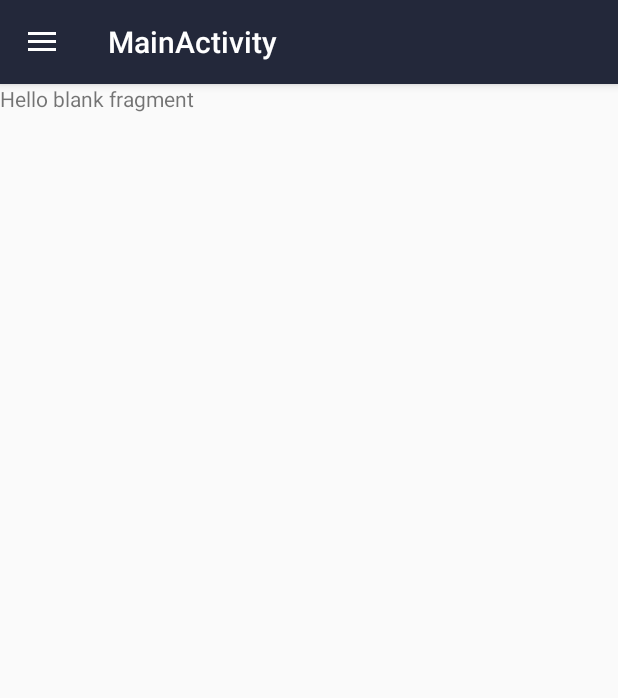
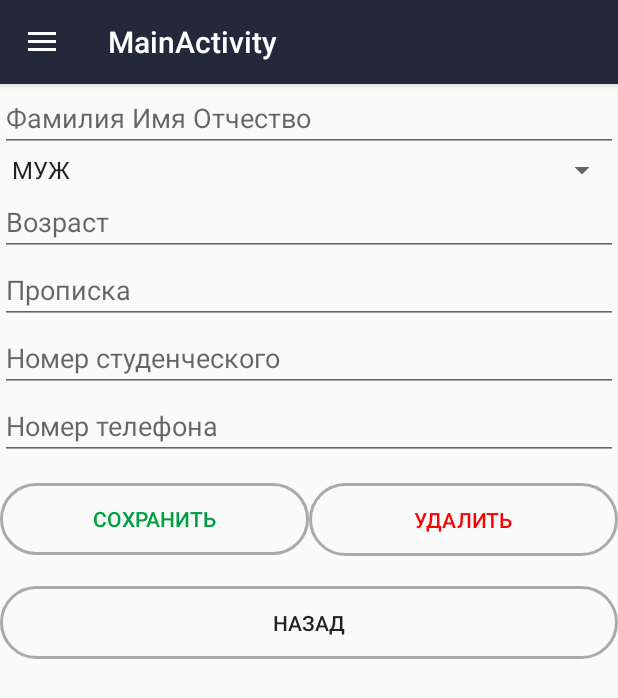
Before and after one commit to Rishat7c/TeacherJournal, an Android app: the fragment frag_detail_student placed in its activity, on a phone screen of 412 x 824 dp. Shown: the top 698 px of the screen. Run offline under Robolectric (Android 15) with nearby library versions, the phone set to English and light mode, and no system bars.

Commit message:
function for delete student from detail page

```diff
--- a/app/src/main/java/tj/teacherjournal/DBHelper.java
+++ b/app/src/main/java/tj/teacherjournal/DBHelper.java
@@ -340,18 +340,24 @@ public class DBHelper extends SQLiteOpenHelper {
     /**
      * Этот метод предназначен для удаления записи студентов
      *
-     * @param student
+     * @param i
      */
-    public void deleteStudent(Student student) {
+//    public void deleteStudent(Student student) {
+//        SQLiteDatabase db = this.getWritableDatabase();
+//        // удалить запись пользователя по идентификатору
+//        db.delete(TABLE_STUDENT, STUD_ID + " = ?",
+//                new String[]{String.valueOf(student.getId())});
+//        db.close();
+//    }
+    public void deleteStudent(int i) {
         SQLiteDatabase db = this.getWritableDatabase();
         // удалить запись пользователя по идентификатору
-        db.delete(TABLE_STUDENT, STUD_ID + " = ?",
-                new String[]{String.valueOf(student.getId())});
+        db.delete(TABLE_STUDENT, STUD_ID + " = " + i, null);
         db.close();
     }
 
     /**
-     * Этот метод предназначен для удаления записи студентов
+     * Этот метод предназначен для удаления записи предмета
      *
      * @param subject
      */
--- a/app/src/main/java/tj/teacherjournal/StudentRecyclerAdapter.java
+++ b/app/src/main/java/tj/teacherjournal/StudentRecyclerAdapter.java
@@ -6,6 +6,7 @@ import android.app.Fragment;
 import android.app.FragmentManager;
 import android.app.FragmentTransaction;
 import android.content.Context;
+import android.os.Bundle;
 import android.support.v7.app.AppCompatActivity;
 import android.support.v7.widget.AppCompatTextView;
 import android.support.v7.widget.RecyclerView;
@@ -73,6 +74,10 @@ public class StudentRecyclerAdapter extends RecyclerView.Adapter<StudentRecycler
                 public void onClick(View v) {
                     Toast.makeText(v.getContext(), "ID: " + setting.getTag(), Toast.LENGTH_LONG).show();
 
+                    Bundle bundle = new Bundle();
+                    bundle.putInt("tag", (Integer) setting.getTag()); // ID студента
+                    detail_student.setArguments(bundle); // Отправляем данные нахрен на другой фрагмент
+
                     FragmentTransaction fragmentTransaction = ((Activity)v.getContext()).getFragmentManager().beginTransaction();
                     fragmentTransaction.replace(R.id.container, detail_student);
                     fragmentTransaction.addToBackStack(null);
--- a/app/src/main/java/tj/teacherjournal/fragments/frag_detail_student.java
+++ b/app/src/main/java/tj/teacherjournal/fragments/frag_detail_student.java
@@ -1,5 +1,6 @@
 package tj.teacherjournal.fragments;
 
+import android.app.FragmentTransaction;
 import android.content.Context;
 import android.net.Uri;
 import android.os.Bundle;
@@ -7,13 +8,20 @@ import android.app.Fragment;
 import android.view.LayoutInflater;
 import android.view.View;
 import android.view.ViewGroup;
+import android.widget.Button;
+import android.widget.EditText;
+import android.widget.Spinner;
+import android.widget.Toast;
 
 import java.util.ArrayList;
 import java.util.List;
 
+import tj.teacherjournal.DBHelper;
 import tj.teacherjournal.R;
 import tj.teacherjournal.Student;
 import tj.teacherjournal.StudentRecyclerAdapter;
+
+import static java.lang.Integer.parseInt;
 
 /**
  * A simple {@link Fragment} subclass.
@@ -23,7 +31,7 @@ import tj.teacherjournal.StudentRecyclerAdapter;
  * Use the {@link frag_detail_student#newInstance} factory method to
  * create an instance of this fragment.
  */
-public class frag_detail_student extends Fragment {
+public class frag_detail_student extends Fragment implements View.OnClickListener {
     // TODO: Rename parameter arguments, choose names that match
     // the fragment initialization parameters, e.g. ARG_ITEM_NUMBER
     private static final String ARG_PARAM1 = "param1";
@@ -36,6 +44,13 @@ public class frag_detail_student extends Fragment {
     private OnFragmentInteractionListener mListener;
 
     private List<Student> listStudent;
+    private Button Save, Delete, Back;
+    private EditText Name, Age, Registration, Studnumber, Phone;
+    private Spinner Gander;
+    private DBHelper dbHelper;
+    private Student student;
+    FragmentListStud fragmentListStud;
+    private int StudentID;
 
     public frag_detail_student() {
         // Required empty public constructor
@@ -77,6 +92,23 @@ public class frag_detail_student extends Fragment {
         listStudent = new ArrayList<>();
         StudentRecyclerAdapter myAdapter = new StudentRecyclerAdapter(listStudent);
 
+        Back = (Button) v.findViewById(R.id.Back);
+        Back.setOnClickListener(this);
+
+        Delete = (Button) v.findViewById(R.id.Delete);
+        Delete.setOnClickListener(this);
+
+        Bundle bundle = getArguments();
+        if (bundle != null) {
+            StudentID = bundle.getInt("tag");
+            //Integer recieveInfo = bundle.getInt("tag");
+            Toast.makeText(getActivity(), "Ха " + StudentID, Toast.LENGTH_SHORT).show();
+        }
+
+        fragmentListStud = new FragmentListStud();
+
+        dbHelper = new DBHelper(getActivity());
+
         return v;
     }
 
@@ -87,21 +119,33 @@ public class frag_detail_student extends Fragment {
         }
     }
 
-//    @Override
-//    public void onAttach(Context context) {
-//        super.onAttach(context);
-//        if (context instanceof OnFragmentInteractionListener) {
-//            mListener = (OnFragmentInteractionListener) context;
-//        } else {
-//            throw new RuntimeException(context.toString()
-//                    + " must implement OnFragmentInteractionListener");
-//        }
-//    }
-
     @Override
     public void onDetach() {
         super.onDetach();
         mListener = null;
+    }
+
+    @Override
+    public void onClick(View view) {
+        switch (view.getId()) {
+            case R.id.Back:
+                FragmentTransaction fragmentTransaction = getFragmentManager().beginTransaction();
+                fragmentTransaction.replace(R.id.container, fragmentListStud);
+                fragmentTransaction.addToBackStack(null);
+                fragmentTransaction.commit();
+                break;
+            case R.id.Delete:
+                dbHelper.deleteStudent(StudentID);
+
+                FragmentTransaction ft = getFragmentManager().beginTransaction();
+                ft.replace(R.id.container, fragmentListStud);
+                ft.addToBackStack(null);
+                ft.commit();
+
+                Toast.makeText(getActivity(), "Ха удалили твоего студентика " + StudentID, Toast.LENGTH_SHORT).show();
+
+                break;
+        }
     }
 
     /**
--- a/app/src/main/res/drawable/button_link_back.xml
+++ b/app/src/main/res/drawable/button_link_back.xml
@@ -1,6 +1,6 @@
 <?xml version="1.0" encoding="utf-8"?>
 <shape xmlns:android="http://schemas.android.com/apk/res/android">
-<stroke android:color="#000000" android:width="2dp"/>
+<stroke android:color="@android:color/darker_gray" android:width="2dp"/>
     <corners android:radius="25dp"/>
     <padding android:right="15dp" android:left="15dp" android:bottom="15dp" android:top="15dp"/>
 </shape>
--- a/app/src/main/res/layout/frag_add_student.xml
+++ b/app/src/main/res/layout/frag_add_student.xml
@@ -17,7 +17,7 @@
         android:layout_height="wrap_content"
         android:ems="10"
         android:inputType="textPersonName"
-        android:text="Фамилия Имя Отчество" />
+        android:hint="Фамилия Имя Отчество" />
 
     <Spinner
         android:id="@+id/Gander"
@@ -31,7 +31,7 @@
         android:layout_height="wrap_content"
         android:ems="10"
         android:inputType="number"
-        android:text="Возраст" />
+        android:hint="Возраст" />
 
     <EditText
         android:id="@+id/Registration"
@@ -39,7 +39,7 @@
         android:layout_height="wrap_content"
         android:ems="10"
         android:inputType="textPersonName"
-        android:text="Прописка" />
+        android:hint="Прописка" />
 
     <EditText
         android:id="@+id/Studnumber"
@@ -47,7 +47,7 @@
         android:layout_height="wrap_content"
         android:ems="10"
         android:inputType="number"
-        android:text="Номер студенческого" />
+        android:hint="Номер студенческого" />
 
     <EditText
         android:id="@+id/Phone"
@@ -55,7 +55,7 @@
         android:layout_height="wrap_content"
         android:ems="10"
         android:inputType="phone"
-        android:text="Номер телефона" />
+        android:hint="Номер телефона" />
 
     <LinearLayout
         android:layout_width="match_parent"
--- a/app/src/main/res/layout/frag_detail_student.xml
+++ b/app/src/main/res/layout/frag_detail_student.xml
@@ -1,13 +1,93 @@
-<FrameLayout xmlns:android="http://schemas.android.com/apk/res/android"
+<LinearLayout xmlns:android="http://schemas.android.com/apk/res/android"
     xmlns:tools="http://schemas.android.com/tools"
     android:layout_width="match_parent"
     android:layout_height="match_parent"
-    tools:context="tj.teacherjournal.fragments.frag_detail_student">
+    tools:context="tj.teacherjournal.fragments.frag_detail_student"
+    android:orientation="vertical">
 
-    <!-- TODO: Update blank fragment layout -->
-    <TextView
+    <!--<TextView-->
+        <!--android:layout_width="match_parent"-->
+        <!--android:layout_height="match_parent"-->
+        <!--android:text="@string/hello_blank_fragment" />-->
+
+    <EditText
+        android:id="@+id/Name"
         android:layout_width="match_parent"
-        android:layout_height="match_parent"
-        android:text="@string/hello_blank_fragment" />
+        android:layout_height="wrap_content"
+        android:ems="10"
+        android:inputType="textPersonName"
+        android:hint="Фамилия Имя Отчество" />
 
-</FrameLayout>
+    <Spinner
+        android:id="@+id/Gander"
+        android:layout_width="match_parent"
+        android:layout_height="wrap_content"
+        android:entries="@array/gander"/>
+
+    <EditText
+        android:id="@+id/Age"
+        android:layout_width="match_parent"
+        android:layout_height="wrap_content"
+        android:ems="10"
+        android:inputType="number"
+        android:hint="Возраст" />
+
+    <EditText
+        android:id="@+id/Registration"
+        android:layout_width="match_parent"
+        android:layout_height="wrap_content"
+        android:ems="10"
+        android:inputType="textPersonName"
+        android:hint="Прописка" />
+
+    <EditText
+        android:id="@+id/Studnumber"
+        android:layout_width="match_parent"
+        android:layout_height="wrap_content"
+        android:ems="10"
+        android:inputType="number"
+        android:hint="Номер студенческого" />
+
+    <EditText
+        android:id="@+id/Phone"
+        android:layout_width="match_parent"
+        android:layout_height="wrap_content"
+        android:ems="10"
+        android:inputType="phone"
+        android:hint="Номер телефона" />
+
+    <LinearLayout
+        android:layout_width="match_parent"
+        android:layout_height="wrap_content"
+        android:layout_marginTop="15dp"
+        android:gravity="center"
+        android:orientation="horizontal">
+
+        <Button
+            android:id="@+id/Save"
+            android:layout_width="match_parent"
+            android:layout_height="wrap_content"
+            android:background="@drawable/button_link_setting"
+            android:text="Сохранить"
+            android:layout_weight="1"
+            android:textColor="#00a042" />
+
+        <Button
+            android:id="@+id/Delete"
+            android:layout_width="match_parent"
+            android:layout_height="wrap_content"
+            android:text="Удалить"
+            android:layout_weight="1"
+            android:textColor="#FF0000"
+            android:background="@drawable/button_link_back" />
+    </LinearLayout>
+
+    <Button
+        android:layout_marginTop="20dp"
+        android:id="@+id/Back"
+        android:layout_width="match_parent"
+        android:layout_height="wrap_content"
+        android:background="@drawable/button_link_back"
+        android:text="Назад" />
+
+</LinearLayout>
```
